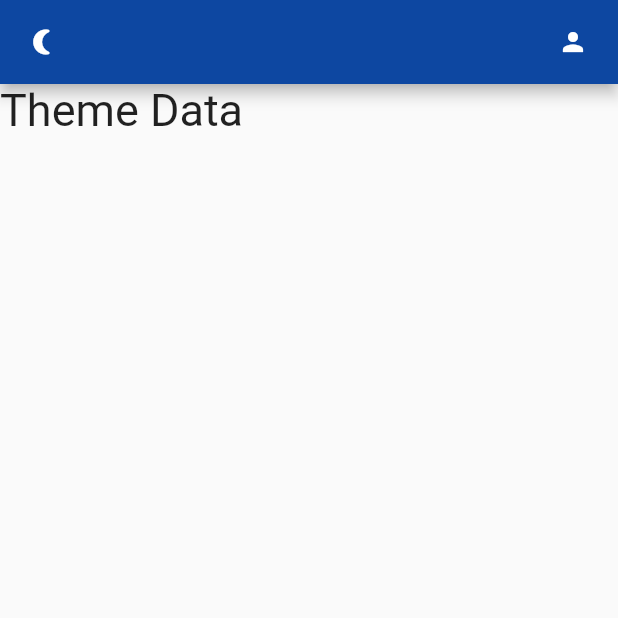
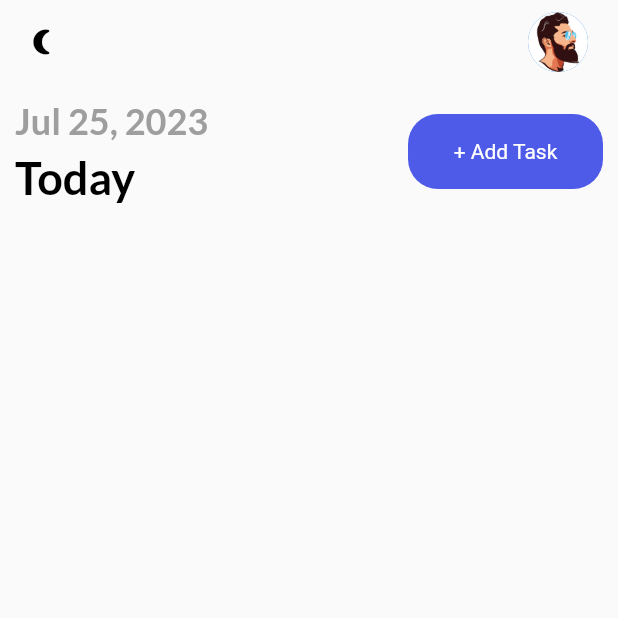
Before and after one commit to i-am-thessa/flutter-tutorial3, a Flutter app: the screen it shows after launch, on a phone screen of 412 x 824 dp, the top half of it. Run offline on Flutter 3.47's test engine with Material 2 defaults, Android fonts, the phone set to English and light mode, and no system bars; our stand-ins replace animated_bottom_navigation_bar, dotted_border, get, get_storage, google_fonts, ionicons and 1 more.

Commit message:
Initializing UI Layout for the Add Task Screen

```diff
--- a/todo_app_2/lib/ui/home_page.dart
+++ b/todo_app_2/lib/ui/home_page.dart
@@ -1,6 +1,10 @@
 import 'package:flutter/material.dart';
 import 'package:get/get.dart';
+import 'package:intl/intl.dart';
 import 'package:todo_app_2/services/theme_service.dart';
+import 'package:get/get.dart';
+import 'package:todo_app_2/ui/theme.dart';
+import 'package:todo_app_2/ui/widgets/button.dart';
 
 class HomePage extends StatefulWidget {
   const HomePage({super.key});
@@ -14,11 +18,27 @@ class _HomePageState extends State<HomePage> {
   Widget build(BuildContext context) {
     return Scaffold(
       appBar: _appBar(),
-      body: const Column(
+      body: Column(
         children: [
-          Text(
-            'Theme Data',
-            style: TextStyle(fontSize: 30),
+          Container(
+            padding: const EdgeInsets.all(10),
+            child: Row(
+              mainAxisAlignment: MainAxisAlignment.spaceBetween,
+              children: [
+                Column(
+                  crossAxisAlignment: CrossAxisAlignment.start,
+                  children: [
+                    Text(
+                      DateFormat.yMMMd().format(DateTime.now()),
+                      style: subHeadingStyle,
+                    ),
+                    const SizedBox(height: 5),
+                    Text("Today", style: headingStyle),
+                  ],
+                ),
+                MyButton(label: "+ Add Task", onTap: () {}),
+              ],
+            ),
           ),
         ],
       ),
@@ -27,20 +47,23 @@ class _HomePageState extends State<HomePage> {
 
   _appBar() {
     return AppBar(
+      elevation: 0,
+      backgroundColor: context.theme.canvasColor,
       leading: GestureDetector(
         onTap: () {
-          print("tapped");
           ThemeService().switchTheme();
         },
-        child: const Icon(
+        child: Icon(
           Icons.nightlight_round,
           size: 20,
+          color: Get.isDarkMode ? Colors.white : Colors.black,
         ),
       ),
       actions: const [
-        Icon(
-          Icons.person,
-          size: 20,
+        CircleAvatar(
+          backgroundImage: AssetImage(
+            "assets/images/profile.jpg",
+          ),
         ),
         SizedBox(
           width: 20,
--- a/todo_app_2/lib/ui/theme.dart
+++ b/todo_app_2/lib/ui/theme.dart
@@ -1,4 +1,14 @@
 import 'package:flutter/material.dart';
+import 'package:get/get.dart';
+import 'package:google_fonts/google_fonts.dart';
+
+const Color bluishClr = Color(0xFF4e5ae8);
+const Color yellowClr = Color(0xFFFFB746);
+const Color pinkClr = Color(0xFFff4667);
+const Color white = Colors.white;
+const primaryClr = bluishClr;
+const Color darkGreyClr = Color(0xFF121212);
+const Color darkHeaderClr = Color(0xFF424242);
 
 class Themes {
   static final light = ThemeData(
@@ -8,3 +18,23 @@ class Themes {
     colorScheme: const ColorScheme.dark().copyWith(primary: Colors.grey),
   );
 }
+
+TextStyle get subHeadingStyle {
+  return GoogleFonts.lato(
+    textStyle: TextStyle(
+      fontSize: 24,
+      fontWeight: FontWeight.bold,
+      color: Get.isDarkMode ? Colors.grey[400] : Colors.grey,
+    ),
+  );
+}
+
+TextStyle get headingStyle {
+  return GoogleFonts.lato(
+    textStyle: TextStyle(
+      fontSize: 30,
+      fontWeight: FontWeight.bold,
+      color: Get.isDarkMode ? Colors.white : Colors.black,
+    ),
+  );
+}
--- /dev/null
+++ b/todo_app_2/lib/ui/widgets/button.dart
@@ -0,0 +1,34 @@
+import 'package:flutter/material.dart';
+import 'package:todo_app_2/ui/theme.dart';
+
+class MyButton extends StatelessWidget {
+  final String label;
+  final Function()? onTap;
+
+  const MyButton({
+    super.key,
+    required this.label,
+    required this.onTap,
+  });
+
+  @override
+  Widget build(BuildContext context) {
+    return GestureDetector(
+      onTap: onTap,
+      child: Container(
+        width: 130,
+        height: 50,
+        decoration: BoxDecoration(
+            borderRadius: BorderRadius.circular(20), color: primaryClr),
+        child: Center(
+          child: Text(
+            label,
+            style: const TextStyle(
+              color: Colors.white,
+            ),
+          ),
+        ),
+      ),
+    );
+  }
+}
```
Also changed, not shown: todo_app_2/lib/services/notification_services.dart (+17 -0 lines), todo_app_2/pubspec.yaml (+6 -2 lines), todo_app_2/assets/images/profile.jpg (added), todo_app_2/pubspec.lock, 3 other files.
